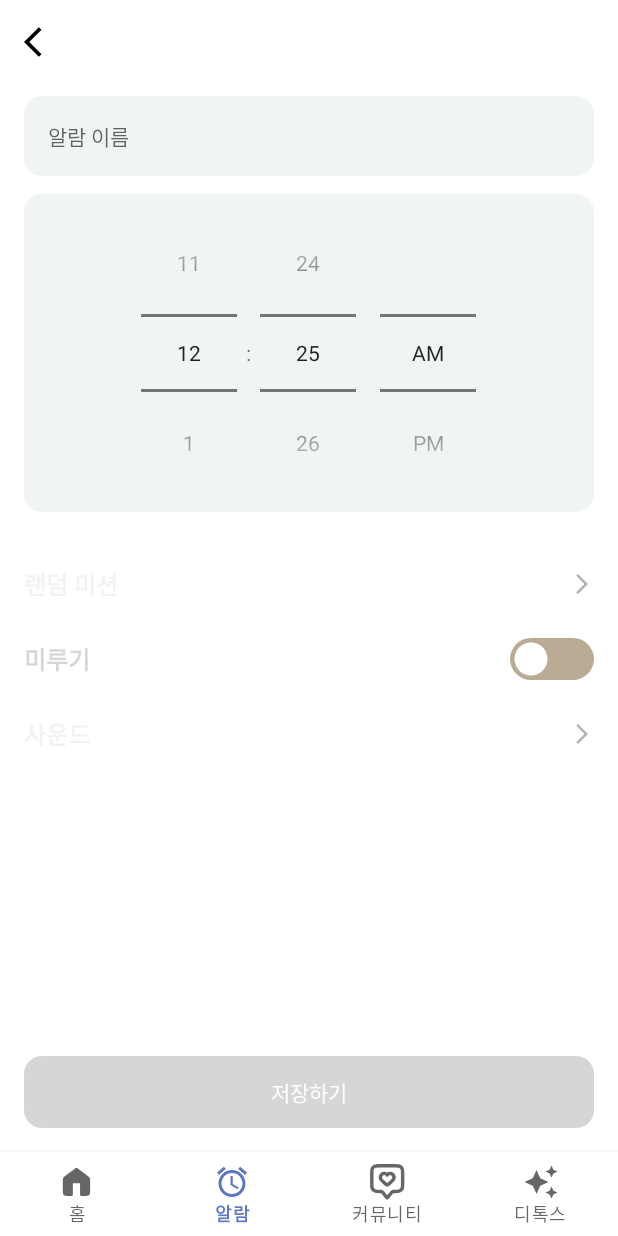
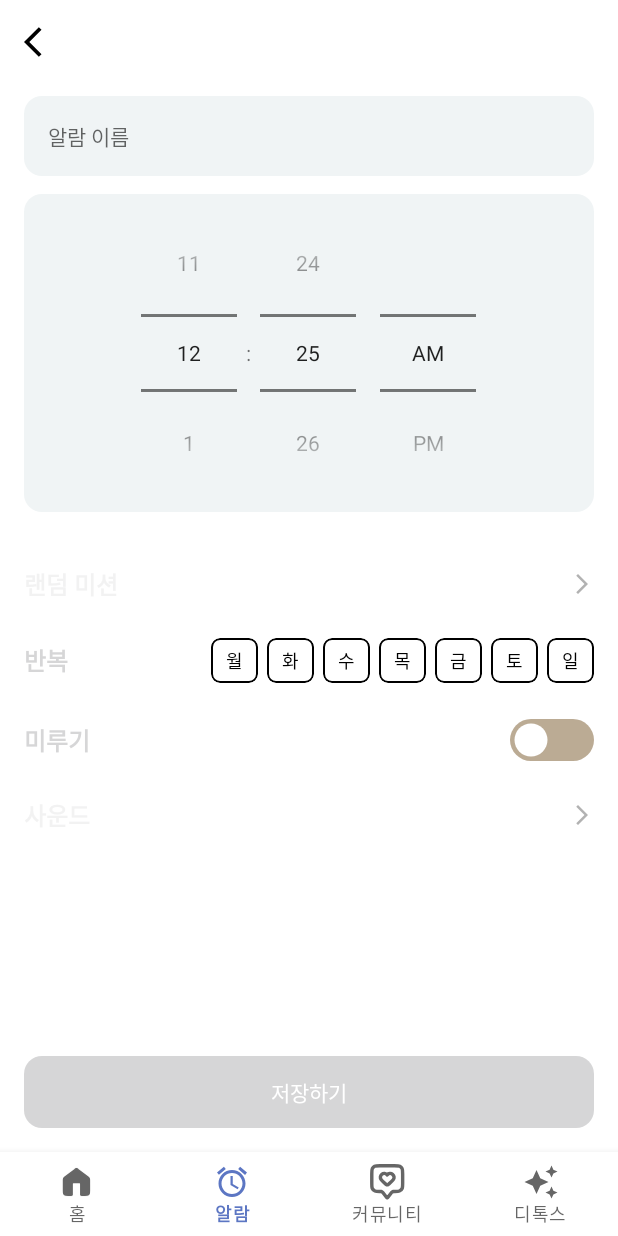
Before and after one commit to Seeds-kr/LifeMaster-FE-Kotlin, an Android app: the AlarmSettingFragment screen opened through its navigation route, on a phone screen of 412 x 824 dp. Run offline under Robolectric (Android 15) with nearby library versions, the phone set to English and light mode, and no system bars; 1 statement that could not run was skipped.

Commit message:
[design] 알람 반복 ui 추가 - 반복 요일 ui 추가 - xml 에서 include 이용 - zip, forEach 문으로 '요일' TextView 변경 - 추후 추가 예정: 클릭 시 alpha 값 또는 color 다르게 지정

```diff
--- a/app/src/main/java/com/example/lifemaster/presentation/group/fragment/AlarmSettingFragment.kt
+++ b/app/src/main/java/com/example/lifemaster/presentation/group/fragment/AlarmSettingFragment.kt
@@ -33,15 +33,34 @@ class AlarmSettingFragment : Fragment(R.layout.fragment_alarm_setting) {
     }
 
     private fun setupViews() {
-        binding.layoutSwitch.widget.setOnCheckedChangeListener { _, isChecked ->
-            if(isChecked) {
-                binding.llDelayStatusOn.visibility = View.VISIBLE
-                isDelaySet = true
-            } else {
-                binding.llDelayStatusOn.visibility = View.GONE
-                isDelaySet = false
+        binding.apply {
+            layoutSwitch.widget.setOnCheckedChangeListener { _, isChecked ->
+                if (isChecked) {
+                    llDelayStatusOn.visibility = View.VISIBLE
+                    isDelaySet = true
+                } else {
+                    llDelayStatusOn.visibility = View.GONE
+                    isDelaySet = false
+                }
             }
+            initRepeatDayView()
         }
+    }
+
+    private fun initRepeatDayView() {
+        val dayLabels = listOf("월", "화", "수", "목", "금", "토", "일")
+        val dayLayouts = with(binding) {
+            listOf(
+                layoutMonday,
+                layoutTuesday,
+                layoutWednesday,
+                layoutThursday,
+                layoutFriday,
+                layoutSaturday,
+                layoutSunday
+            )
+        } // scope function 의 차이점을 분명하게 이해할 수 있는 코드 -> run, with 만 가능
+        dayLayouts.zip(dayLabels).forEach { it.first.tvDayType.text = it.second }
     }
 
     @RequiresApi(Build.VERSION_CODES.S)
@@ -58,16 +77,16 @@ class AlarmSettingFragment : Fragment(R.layout.fragment_alarm_setting) {
 
             btnSave.setOnClickListener {
                 val alarmTitle = etAlarmName.text.toString() // 알람 이름
-                val amPm = if(timePicker.hour in 0.. 11) "AM" else "PM"
+                val amPm = if (timePicker.hour in 0..11) "AM" else "PM"
                 val alarmTime = Triple<String, Int, Int>(
                     amPm,
                     timePicker.hour,
                     timePicker.minute
                 )
 
-                if(alarmTitle.isBlank()) {
+                if (alarmTitle.isBlank()) {
                     Toast.makeText(requireContext(), "제목을 입력 해주세요!", Toast.LENGTH_SHORT).show()
-                } else if(isDelaySet && tvDelayCounts.text.isNotBlank()) {
+                } else if (isDelaySet && tvDelayCounts.text.isNotBlank()) {
                     val alarmItem = AlarmItem(
                         id = alarmViewModel.alarmItems.value?.size ?: 0,
                         title = alarmTitle,
@@ -80,7 +99,7 @@ class AlarmSettingFragment : Fragment(R.layout.fragment_alarm_setting) {
                     setAlarm(requireContext(), convertTimeToMillis(alarmTime))
                     Toast.makeText(requireContext(), "알람이 추가되었습니다!", Toast.LENGTH_SHORT).show()
                     findNavController().navigate(R.id.action_alarmSettingFragment_to_alarmListFragment)
-                } else if(isDelaySet && tvDelayCounts.text.isBlank()) {
+                } else if (isDelaySet && tvDelayCounts.text.isBlank()) {
                     Toast.makeText(requireContext(), "미루기 설정을 해주세요!", Toast.LENGTH_SHORT).show()
                 } else {
                     val alarmItem = AlarmItem(
@@ -107,7 +126,7 @@ class AlarmSettingFragment : Fragment(R.layout.fragment_alarm_setting) {
 
 }
 
-fun convertTimeToMillis(alarmTime: Triple<String, Int, Int>):Long {
+fun convertTimeToMillis(alarmTime: Triple<String, Int, Int>): Long {
     val (_, hour, minute) = alarmTime
     val calender = Calendar.getInstance()
     calender.set(Calendar.HOUR_OF_DAY, hour)
@@ -115,7 +134,7 @@ fun convertTimeToMillis(alarmTime: Triple<String, Int, Int>):Long {
     calender.set(Calendar.SECOND, 0)
     calender.set(Calendar.MILLISECOND, 0)
 
-    if(calender.timeInMillis < System.currentTimeMillis()) {
+    if (calender.timeInMillis < System.currentTimeMillis()) {
         calender.add(Calendar.DAY_OF_MONTH, 1) // 시간이 이미 지난 경우, 다음날에 알람이 울리도록 해줌
     }
 
--- a/app/src/main/res/layout/fragment_alarm_setting.xml
+++ b/app/src/main/res/layout/fragment_alarm_setting.xml
@@ -72,6 +72,53 @@
                 android:layout_height="16dp"
                 android:layout_marginStart="6dp"
                 android:src="@drawable/ic_show_more" />
+        </LinearLayout>
+
+        <LinearLayout
+            android:layout_width="match_parent"
+            android:layout_height="wrap_content"
+            android:gravity="center_vertical"
+            android:orientation="horizontal"
+            android:paddingTop="12dp"
+            android:paddingBottom="12dp"
+            android:alpha="1.0">
+
+            <TextView
+                android:layout_width="0dp"
+                android:layout_height="wrap_content"
+                android:layout_weight="1"
+                android:text="반복"
+                android:textColor="@color/alarm_primary"
+                android:textSize="16sp"
+                android:textStyle="bold" />
+
+            <include
+                android:id="@+id/layoutMonday"
+                layout="@layout/layout_alarm_repeat_day"/>
+
+            <include
+                android:id="@+id/layoutTuesday"
+                layout="@layout/layout_alarm_repeat_day"/>
+
+            <include
+                android:id="@+id/layoutWednesday"
+                layout="@layout/layout_alarm_repeat_day"/>
+
+            <include
+                android:id="@+id/layoutThursday"
+                layout="@layout/layout_alarm_repeat_day"/>
+
+            <include
+                android:id="@+id/layoutFriday"
+                layout="@layout/layout_alarm_repeat_day"/>
+
+            <include
+                android:id="@+id/layoutSaturday"
+                layout="@layout/layout_alarm_repeat_day"/>
+
+            <include
+                android:id="@+id/layoutSunday"
+                layout="@layout/layout_alarm_repeat_day"/>
         </LinearLayout>
 
         <LinearLayout
--- /dev/null
+++ b/app/src/main/res/layout/layout_alarm_repeat_day.xml
@@ -0,0 +1,26 @@
+<?xml version="1.0" encoding="utf-8"?>
+<LinearLayout xmlns:android="http://schemas.android.com/apk/res/android"
+    xmlns:app="http://schemas.android.com/apk/res-auto"
+    android:layout_width="wrap_content"
+    android:layout_height="wrap_content"
+    android:layout_marginLeft="6dp">
+    <com.google.android.material.card.MaterialCardView
+        android:layout_width="wrap_content"
+        android:layout_height="wrap_content"
+        app:contentPaddingLeft="10dp"
+        app:contentPaddingRight="10dp"
+        app:contentPaddingTop="6dp"
+        app:contentPaddingBottom="6dp"
+        app:cardCornerRadius="6dp"
+        app:cardElevation="0dp"
+        app:strokeColor="@color/black"
+        app:strokeWidth="1dp">
+        <TextView
+            android:id="@+id/tv_day_type"
+            android:layout_width="wrap_content"
+            android:layout_height="wrap_content"
+            android:text="월"
+            android:textSize="12sp"
+            android:textColor="@color/black"/>
+    </com.google.android.material.card.MaterialCardView>
+</LinearLayout>
```
